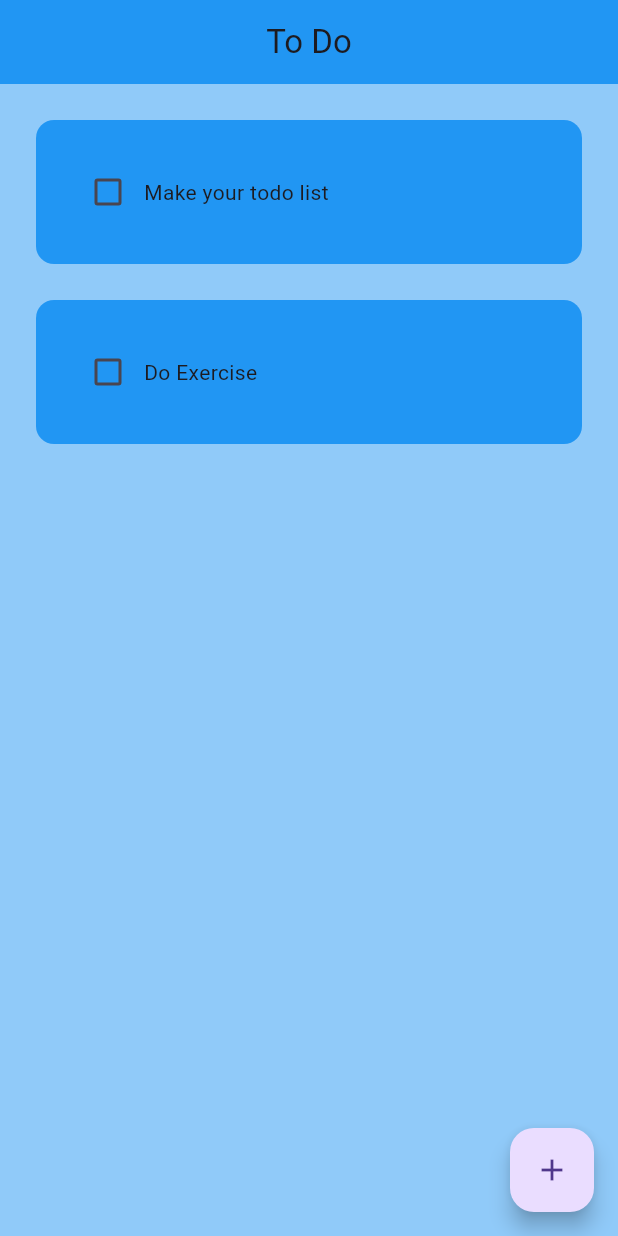
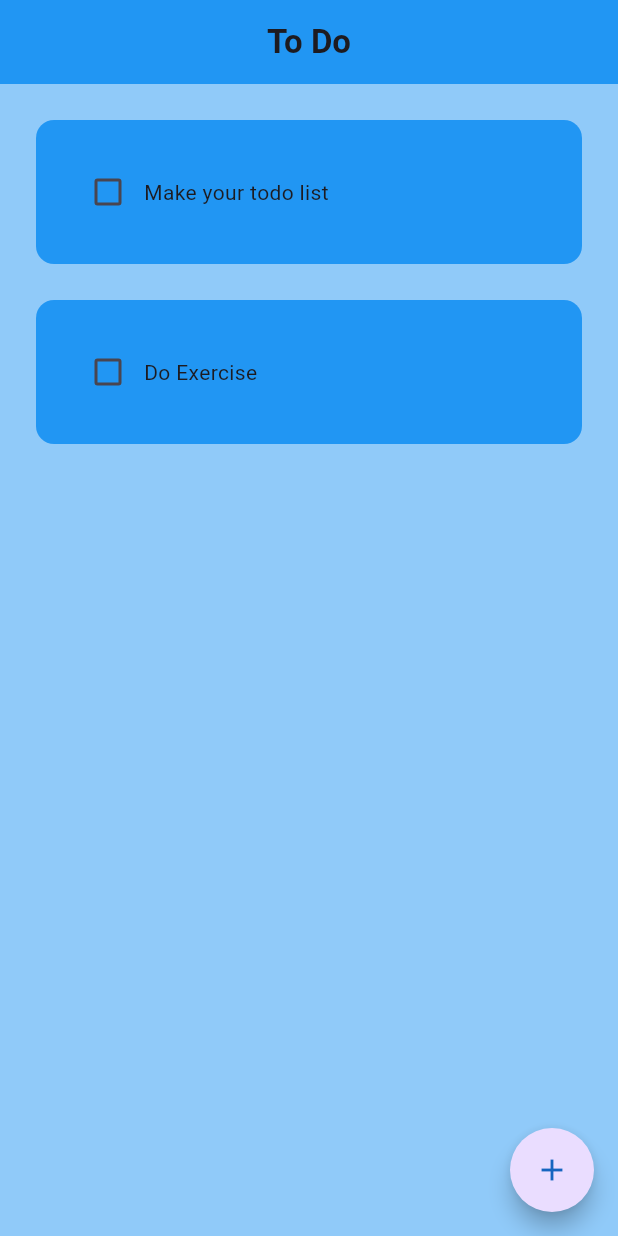
Before and after one commit to SaefulA0/todo_app, a Flutter app: the screen it shows after launch, on a phone screen of 412 x 824 dp. Run offline on Flutter 3.47's test engine with Material 3 defaults, Android fonts, the phone set to English and light mode, and no system bars; drawn by our look-alikes of flutter_slidable; our stand-ins replace hive_flutter; accounts and stored records are empty.

Commit message:
fixed title styling on AppBar, and adjustments to floatingActionButton

```diff
--- a/lib/main.dart
+++ b/lib/main.dart
@@ -7,6 +7,7 @@ void main() async {
   await Hive.initFlutter();
 
   // open a box
+  // ignore: unused_local_variable
   var box = await Hive.openBox("mybox");
 
   runApp(const MyApp());
--- a/lib/pages/home_page.dart
+++ b/lib/pages/home_page.dart
@@ -77,13 +77,18 @@ class _HomePageState extends State<HomePage> {
     return Scaffold(
       backgroundColor: Colors.blue[200],
       appBar: AppBar(
-        title: const Text("To Do"),
+        title: const Text(
+          "To Do",
+          style: TextStyle(fontWeight: FontWeight.w600),
+        ),
         centerTitle: true,
         elevation: 0,
         backgroundColor: Colors.blue,
       ),
       floatingActionButton: FloatingActionButton(
         onPressed: createNewTaks,
+        foregroundColor: Colors.blue[800],
+        shape: RoundedRectangleBorder(borderRadius: BorderRadius.circular(32)),
         child: const Icon(Icons.add),
       ),
       body: ListView.builder(
```
